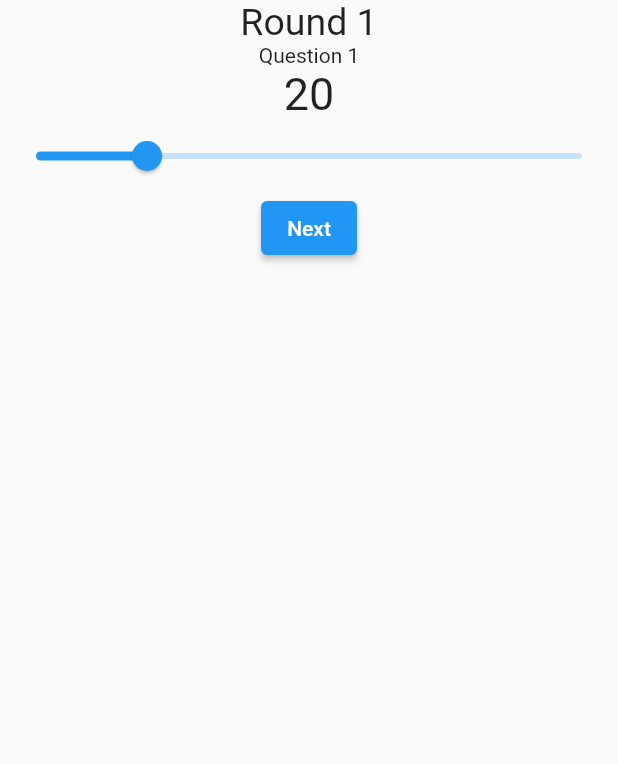
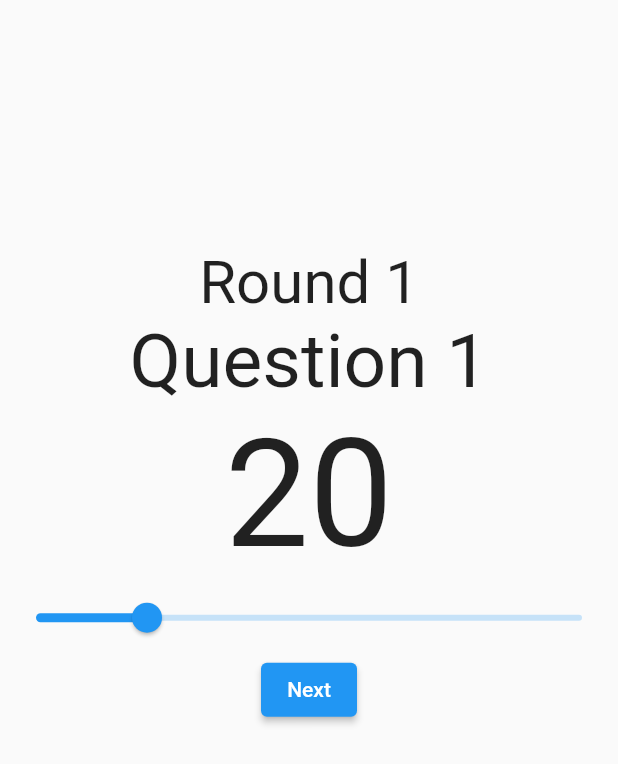
Before and after one commit to TobiasStrom/MIG_0-100, a Flutter app: the GameScreen screen opened by its route, on a phone screen of 412 x 824 dp. Shown: the top 764 px of the screen. Run offline on Flutter 3.47's test engine with Material 2 defaults, Android fonts, the phone set to English and light mode, and no system bars.

Commit message:
Det som var på macen

```diff
--- a/lib/screens/game_screen.dart
+++ b/lib/screens/game_screen.dart
@@ -1,5 +1,5 @@
 import 'package:flutter/material.dart';
-import 'package:flutter_mig_100/screens/game_result_screen.dart';
+import 'package:flutter_mig_100/screens/game_partial_result_screen.dart';
 import 'package:flutter_mig_100/widgets/game_info.dart';
 import 'package:flutter_mig_100/widgets/game_input.dart';
 
@@ -7,13 +7,20 @@ class GameScreen extends StatelessWidget {
   static const routeName = '/game';
   @override
   Widget build(BuildContext context) {
+    final mediaQuery = MediaQuery.of(context);
     return SafeArea(
       child: Scaffold(
         body: Column(
           children: [
+            SizedBox(
+              height: (mediaQuery.size.height - mediaQuery.padding.top) * 0.2,
+            ),
             GameInfo(),
             GameInput(),
-            ElevatedButton(onPressed: ()=> Navigator.pushNamed(context, ResultScreen.routeName), child: Text('Next'))
+            ElevatedButton(
+                onPressed: () => Navigator.pushNamed(
+                    context, GamePartialResultScreen.routeName),
+                child: Text('Next'))
           ],
         ),
       ),
--- a/lib/widgets/game_info.dart
+++ b/lib/widgets/game_info.dart
@@ -8,10 +8,15 @@ class GameInfo extends StatelessWidget {
         Text(
           'Round 1',
           style: TextStyle(
-            fontSize: 25,
+            fontSize: 40,
           ),
         ),
-        Text('Question 1'),
+        Text(
+          'Question 1',
+          style: TextStyle(
+            fontSize: 50,
+          ),
+        ),
       ],
     );
   }
--- a/lib/widgets/game_input.dart
+++ b/lib/widgets/game_input.dart
@@ -13,7 +13,7 @@ class _GameInputState extends State<GameInput> {
       children: [
         Text(
           _currentSliderValue.round().toString(),
-          style: TextStyle(fontSize: 30),
+          style: TextStyle(fontSize: 100),
         ),
         Slider(
           value: _currentSliderValue,
```
Also changed, not shown: lib/main.dart (+9 -8 lines), lib/screens/game_partial_result_screen.dart (added, +54 -0 lines), lib/screens/game_result_screen.dart (+14 -6 lines), lib/screens/log_in_screen.dart (+11 -13 lines), lib/screens/sign_in_screen.dart (+11 -15 lines), lib/widgets/game_result_item.dart (added, +32 -0 lines), pubspec.lock, 9 other files.
